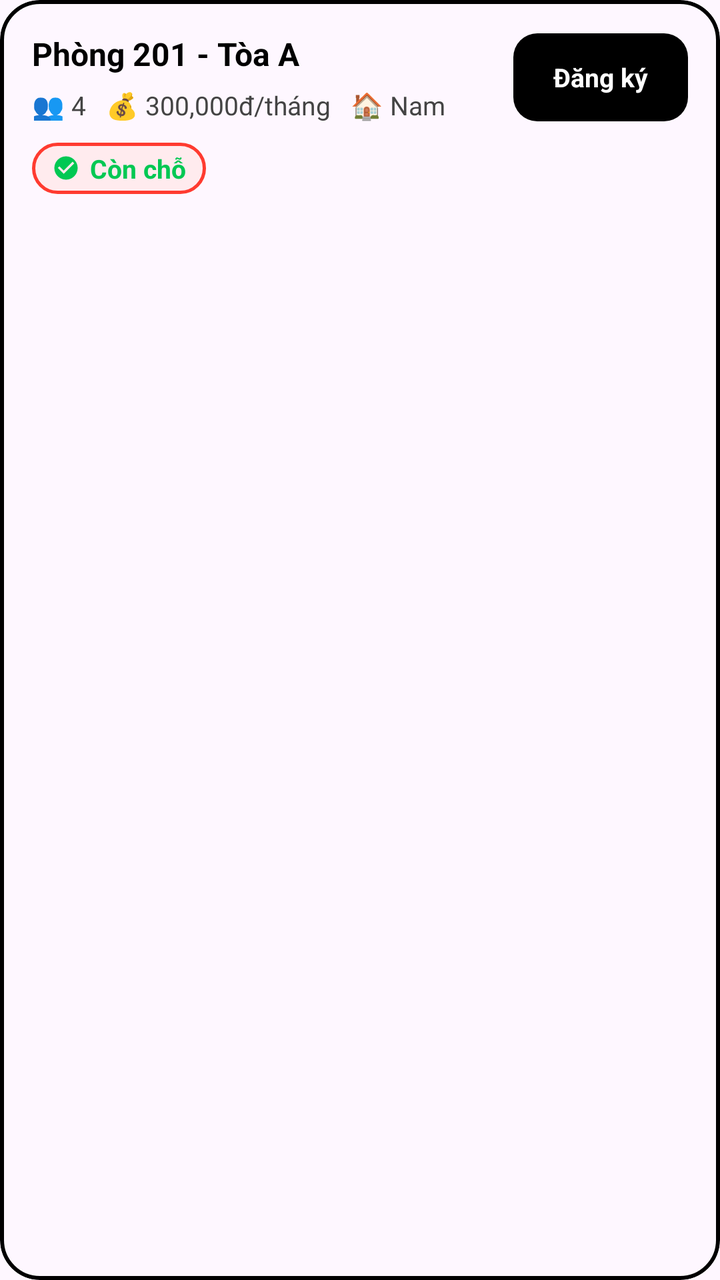
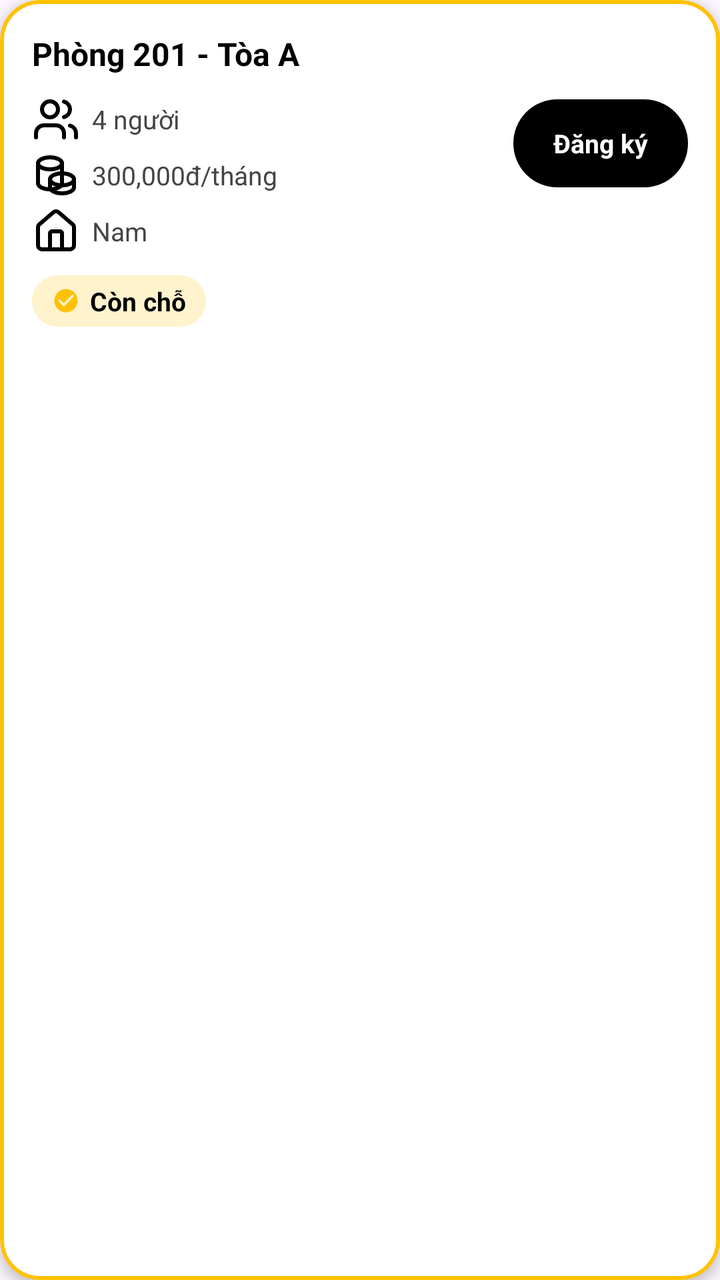

The first picture is an Android layout as it rendered before a commit; the second is the same layout after the commit. The layout source and the unified diff follow.
<!-- AndroidManifest.xml: application theme Theme.UTC2AppReborn -->
<!-- res/layout/item_room.xml -->
<?xml version="1.0" encoding="utf-8"?>
<com.google.android.material.card.MaterialCardView
    xmlns:android="http://schemas.android.com/apk/res/android"
    xmlns:app="http://schemas.android.com/apk/res-auto"
    android:layout_width="match_parent"
    android:layout_height="wrap_content"
    android:layout_marginTop="12dp"
    android:layout_marginHorizontal="16dp"
    app:cardCornerRadius="20dp"
    app:cardElevation="0dp"
    app:strokeColor="#000000"
    app:strokeWidth="2dp">

    <LinearLayout
        android:padding="16dp"
        android:orientation="vertical"
        android:layout_width="match_parent"
        android:layout_height="wrap_content">

        
        <LinearLayout
            android:orientation="horizontal"
            android:layout_width="match_parent"
            android:layout_height="wrap_content"
            android:gravity="center_vertical">

            
            <LinearLayout
                android:layout_weight="1"
                android:orientation="vertical"
                android:layout_width="0dp"
                android:layout_height="wrap_content">

                <TextView
                    android:id="@+id/txtTitle"
                    android:layout_width="wrap_content"
                    android:layout_height="wrap_content"
                    android:text="Phòng 201 - Tòa A"
                    android:textStyle="bold"
                    android:textSize="16sp"
                    android:textColor="#000000"
                    android:layout_marginBottom="6dp"/>

                <TextView
                    android:id="@+id/txtInfo"
                    android:layout_width="wrap_content"
                    android:layout_height="wrap_content"
                    android:text="👥 4   💰 300,000đ/tháng   🏠 Nam"
                    android:textColor="#444444"
                    android:textSize="13sp"/>
            </LinearLayout>

            
            <TextView
                android:id="@+id/btnRegister"
                android:layout_width="wrap_content"
                android:layout_height="44dp"
                android:text="Đăng ký"
                android:textAllCaps="false"
                android:textSize="13sp"
                android:textStyle="bold"
                android:textColor="#FFFFFF"
                android:background="@drawable/bg_button_black"
                android:gravity="center"
                android:paddingHorizontal="20dp"
                android:clickable="true"
                android:focusable="true"/>
        </LinearLayout>

        
        <LinearLayout
            android:id="@+id/txtStatus"
            android:layout_width="wrap_content"
            android:layout_height="wrap_content"
            android:orientation="horizontal"
            android:gravity="center_vertical"
            android:background="@drawable/bg_badge_available"
            android:paddingHorizontal="10dp"
            android:paddingVertical="4dp"
            android:layout_marginTop="10dp">

            <ImageView
                android:id="@+id/imgStatusIcon"
                android:layout_width="14dp"
                android:layout_height="14dp"
                android:src="@drawable/ic_status_check"
                android:layout_marginEnd="5dp"/>

            <TextView
                android:id="@+id/tvStatusText"
                android:layout_width="wrap_content"
                android:layout_height="wrap_content"
                android:text="Còn chỗ"
                android:textColor="#00C853"
                android:textSize="13sp"
                android:textStyle="bold"/>

        </LinearLayout>

    </LinearLayout>

</com.google.android.material.card.MaterialCardView>
<!-- resources referenced by this layout -->
<resources>
  <!-- drawable bg_badge_available (drawable) -->
  <?xml version="1.0" encoding="utf-8"?>
  <shape xmlns:android="http://schemas.android.com/apk/res/android">
      <solid android:color="#FFEBEE"/>
      <stroke android:width="1.5dp" android:color="#FF3B30"/>
      <corners android:radius="20dp"/>
  </shape>
  <!-- drawable bg_button_black (drawable) -->
  <?xml version="1.0" encoding="utf-8"?>
  <shape xmlns:android="http://schemas.android.com/apk/res/android">
      <solid android:color="@color/black" /> <corners android:radius="12dp" /> </shape>
  <!-- drawable ic_status_check (drawable) -->
  <?xml version="1.0" encoding="utf-8"?>
  <vector xmlns:android="http://schemas.android.com/apk/res/android"
      android:width="14dp"
      android:height="14dp"
      android:viewportWidth="24"
      android:viewportHeight="24">
      <path
          android:fillColor="#00C853"
          android:pathData="M12,2C6.48,2 2,6.48 2,12s4.48,10 10,10 10,-4.48 10,-10S17.52,2 12,2zM10,17l-5,-5 1.41,-1.41L10,14.17l7.59,-7.59L19,8l-9,9z"/>
  </vector>
  <color name="black">#FF000000</color>
  <!-- unchanged entries left out for length: 3 -->
</resources>

<!-- the commit's change to res/layout/item_room.xml (unified diff, before → after) -->
@@ -7,8 +7,9 @@
     android:layout_marginTop="12dp"
     android:layout_marginHorizontal="16dp"
     app:cardCornerRadius="20dp"
-    app:cardElevation="0dp"
-    app:strokeColor="#000000"
+    app:cardElevation="4dp"
+    app:cardBackgroundColor="#FFFFFF"
+    app:strokeColor="#FFC107"
     app:strokeWidth="2dp">
 
     <LinearLayout
@@ -41,13 +42,52 @@
                     android:textColor="#000000"
                     android:layout_marginBottom="6dp"/>
 
-                <TextView
-                    android:id="@+id/txtInfo"
+                <LinearLayout
+                    android:id="@+id/layoutInfo"
                     android:layout_width="wrap_content"
                     android:layout_height="wrap_content"
-                    android:text="👥 4   💰 300,000đ/tháng   🏠 Nam"
-                    android:textColor="#444444"
-                    android:textSize="13sp"/>
+                    android:orientation="vertical"
+                    android:layout_marginTop="4dp">
+
+                    <TextView
+                        android:id="@+id/txtInfoCapacity"
+                        android:layout_width="wrap_content"
+                        android:layout_height="wrap_content"
+                        android:text="4 người"
+                        android:textColor="#444444"
+                        android:textSize="13sp"
+                        android:gravity="center_vertical"
+                        android:drawablePadding="6dp"
+                        android:layout_marginBottom="4dp"
+                        app:drawableStartCompat="@drawable/ic_users"
+                        app:drawableTint="#000000" />
+
+                    <TextView
+                        android:id="@+id/txtInfoPrice"
+                        android:layout_width="wrap_content"
+                        android:layout_height="wrap_content"
+                        android:text="300,000đ/tháng"
+                        android:textColor="#444444"
+                        android:textSize="13sp"
+                        android:gravity="center_vertical"
+                        android:drawablePadding="6dp"
+                        android:layout_marginBottom="4dp"
+                        app:drawableStartCompat="@drawable/ic_coins"
+                        app:drawableTint="#000000" />
+
+                    <TextView
+                        android:id="@+id/txtInfoGender"
+                        android:layout_width="wrap_content"
+                        android:layout_height="wrap_content"
+                        android:text="Nam"
+                        android:textColor="#444444"
+                        android:textSize="13sp"
+                        android:gravity="center_vertical"
+                        android:drawablePadding="6dp"
+                        app:drawableStartCompat="@drawable/ic_house"
+                        app:drawableTint="#000000" />
+
+                </LinearLayout>
             </LinearLayout>
 
             
@@ -60,7 +100,7 @@
                 android:textSize="13sp"
                 android:textStyle="bold"
                 android:textColor="#FFFFFF"
-                android:background="@drawable/bg_button_black"
+                android:background="@drawable/bg_button_pill_black"
                 android:gravity="center"
                 android:paddingHorizontal="20dp"
                 android:clickable="true"
@@ -74,7 +114,7 @@
             android:layout_height="wrap_content"
             android:orientation="horizontal"
             android:gravity="center_vertical"
-            android:background="@drawable/bg_badge_available"
+            android:background="@drawable/bg_badge_amber"
             android:paddingHorizontal="10dp"
             android:paddingVertical="4dp"
             android:layout_marginTop="10dp">
@@ -91,7 +131,7 @@
                 android:layout_width="wrap_content"
                 android:layout_height="wrap_content"
                 android:text="Còn chỗ"
-                android:textColor="#00C853"
+                android:textColor="#000000"
                 android:textSize="13sp"
                 android:textStyle="bold"/>
 
<!-- resource entries referenced after the edit -->
@@ -1,16 +1,93 @@
 <!-- resources referenced by this layout -->
 <resources>
-  <!-- drawable bg_badge_available (drawable) -->
+  <!-- drawable bg_badge_amber (drawable) -->
   <?xml version="1.0" encoding="utf-8"?>
-  <shape xmlns:android="http://schemas.android.com/apk/res/android">
-      <solid android:color="#FFEBEE"/>
-      <stroke android:width="1.5dp" android:color="#FF3B30"/>
-      <corners android:radius="20dp"/>
+  <shape xmlns:android="http://schemas.android.com/apk/res/android"
+      android:shape="rectangle">
+      <solid android:color="#FFF3CD" />
+      <corners android:radius="999dp" />
   </shape>
-  <!-- drawable bg_button_black (drawable) -->
+  <!-- drawable bg_button_pill_black (drawable) -->
   <?xml version="1.0" encoding="utf-8"?>
-  <shape xmlns:android="http://schemas.android.com/apk/res/android">
-      <solid android:color="@color/black" /> <corners android:radius="12dp" /> </shape>
+  <shape xmlns:android="http://schemas.android.com/apk/res/android"
+      android:shape="rectangle">
+      <solid android:color="#000000" />
+  
+      <corners android:radius="100dp" />
+  </shape>
+  <!-- drawable ic_coins (drawable) -->
+  <?xml version="1.0" encoding="utf-8"?>
+  <vector xmlns:android="http://schemas.android.com/apk/res/android"
+      android:width="24dp"
+      android:height="24dp"
+      android:viewportWidth="24"
+      android:viewportHeight="24">
+      <path
+          android:fillColor="@android:color/transparent"
+          android:strokeColor="#000000"
+          android:strokeWidth="2"
+          android:strokeLineCap="round"
+          android:strokeLineJoin="round"
+          android:pathData="M9 14c0 1.657 2.686 3 6 3s6-1.343 6-3" />
+      <path
+          android:fillColor="@android:color/transparent"
+          android:strokeColor="#000000"
+          android:strokeWidth="2"
+          android:strokeLineCap="round"
+          android:strokeLineJoin="round"
+          android:pathData="M9 14v4c0 1.657 2.686 3 6 3s6-1.343 6-3v-4" />
+      <path
+          android:fillColor="@android:color/transparent"
+          android:strokeColor="#000000"
+          android:strokeWidth="2"
+          android:strokeLineCap="round"
+          android:strokeLineJoin="round"
+          android:pathData="M9 14c0-1.657 2.686-3 6-3s6 1.343 6 3" />
+      <path
+          android:fillColor="@android:color/transparent"
+          android:strokeColor="#000000"
+          android:strokeWidth="2"
+          android:strokeLineCap="round"
+          android:strokeLineJoin="round"
+          android:pathData="M3 6c0 1.657 2.686 3 6 3s6-1.343 6-3" />
+      <path
+          android:fillColor="@android:color/transparent"
+          android:strokeColor="#000000"
+          android:strokeWidth="2"
+          android:strokeLineCap="round"
+          android:strokeLineJoin="round"
+          android:pathData="M3 6v10c0 1.657 2.686 3 6 3s6-1.343 6-3V6" />
+      <path
+          android:fillColor="@android:color/transparent"
+          android:strokeColor="#000000"
+          android:strokeWidth="2"
+          android:strokeLineCap="round"
+          android:strokeLineJoin="round"
+          android:pathData="M3 6c0-1.657 2.686-3 6-3s6 1.343 6 3" />
+  </vector>
+  <!-- drawable ic_house (drawable) -->
+  <vector xmlns:android="http://schemas.android.com/apk/res/android"
+      android:width="24dp"
+      android:height="24dp"
+      android:viewportWidth="24"
+      android:viewportHeight="24">
+  
+    <path
+        android:pathData="M15 21v-8a1 1 0 0 0-1-1h-4a1 1 0 0 0-1 1v8"
+        android:strokeWidth="2"
+        android:strokeColor="#000000"
+        android:fillColor="@android:color/transparent"
+        android:strokeLineCap="round"
+        android:strokeLineJoin="round"/>
+  
+    <path
+        android:pathData="M3 10a2 2 0 0 1 .709-1.528l7-6a2 2 0 0 1 2.582 0l7 6A2 2 0 0 1 21 10v9a2 2 0 0 1-2 2H5a2 2 0 0 1-2-2z"
+        android:strokeWidth="2"
+        android:strokeColor="#000000"
+        android:fillColor="@android:color/transparent"
+        android:strokeLineCap="round"
+        android:strokeLineJoin="round"/>
+  </vector>
   <!-- drawable ic_status_check (drawable) -->
   <?xml version="1.0" encoding="utf-8"?>
   <vector xmlns:android="http://schemas.android.com/apk/res/android"
@@ -19,10 +96,45 @@
       android:viewportWidth="24"
       android:viewportHeight="24">
       <path
-          android:fillColor="#00C853"
+          android:fillColor="#FFC107"
           android:pathData="M12,2C6.48,2 2,6.48 2,12s4.48,10 10,10 10,-4.48 10,-10S17.52,2 12,2zM10,17l-5,-5 1.41,-1.41L10,14.17l7.59,-7.59L19,8l-9,9z"/>
   </vector>
-  <color name="black">#FF000000</color>
+  <!-- drawable ic_users (drawable) -->
+  <?xml version="1.0" encoding="utf-8"?>
+  <vector xmlns:android="http://schemas.android.com/apk/res/android"
+      android:width="24dp"
+      android:height="24dp"
+      android:viewportWidth="24"
+      android:viewportHeight="24">
+      <path
+          android:fillColor="@android:color/transparent"
+          android:strokeColor="#000000"
+          android:strokeWidth="2"
+          android:strokeLineCap="round"
+          android:strokeLineJoin="round"
+          android:pathData="M16 21v-2a4 4 0 0 0-4-4H6a4 4 0 0 0-4 4v2" />
+      <path
+          android:fillColor="@android:color/transparent"
+          android:strokeColor="#000000"
+          android:strokeWidth="2"
+          android:strokeLineCap="round"
+          android:strokeLineJoin="round"
+          android:pathData="M9 7m-4 0a4 4 0 1 0 8 0a4 4 0 1 0 -8 0" />
+      <path
+          android:fillColor="@android:color/transparent"
+          android:strokeColor="#000000"
+          android:strokeWidth="2"
+          android:strokeLineCap="round"
+          android:strokeLineJoin="round"
+          android:pathData="M22 21v-2a4 4 0 0 0-3-3.87" />
+      <path
+          android:fillColor="@android:color/transparent"
+          android:strokeColor="#000000"
+          android:strokeWidth="2"
+          android:strokeLineCap="round"
+          android:strokeLineJoin="round"
+          android:pathData="M16 3.13a4 4 0 0 1 0 7.75" />
+  </vector>
   <!-- unchanged entries left out for length: 3 -->
 </resources>
 
